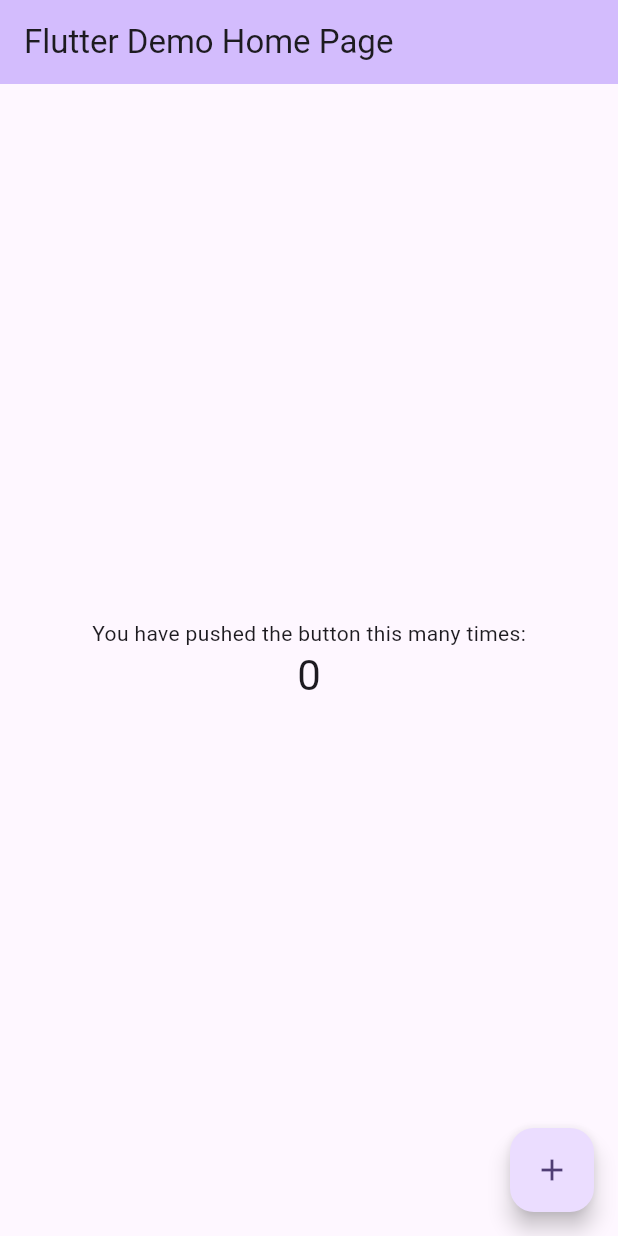
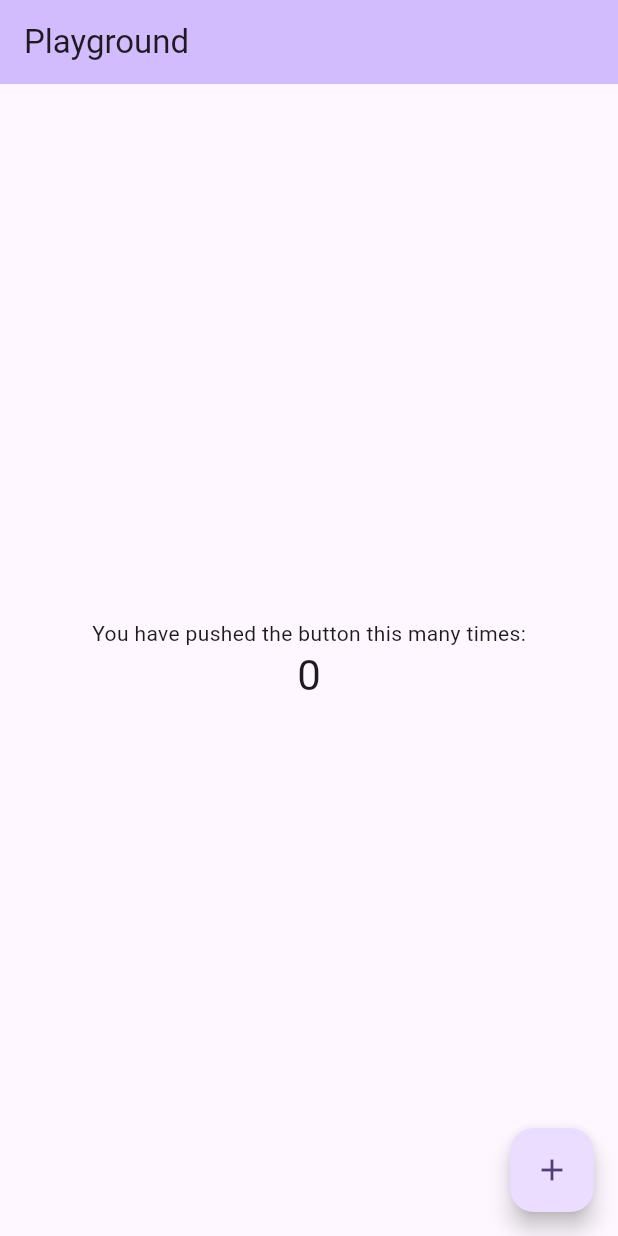
Before and after one commit to Meta-Sujet/playground, a Flutter app: the screen it shows after launch, on a phone screen of 412 x 824 dp. Run offline on Flutter 3.47's test engine with Material 3 defaults, Android fonts, the phone set to English and light mode, and no system bars.

Commit message:
Title Changed

```diff
--- a/lib/main.dart
+++ b/lib/main.dart
@@ -14,15 +14,13 @@ class MyApp extends StatelessWidget {
       theme: ThemeData(
         colorScheme: ColorScheme.fromSeed(seedColor: Colors.deepPurple),
       ),
-      home: const MyHomePage(title: 'Flutter Demo Home Page'),
+      home: const MyHomePage(title: 'Playground'),
     );
   }
 }
 
 class MyHomePage extends StatefulWidget {
   const MyHomePage({super.key, required this.title});
-
-
 
   final String title;
 
```
